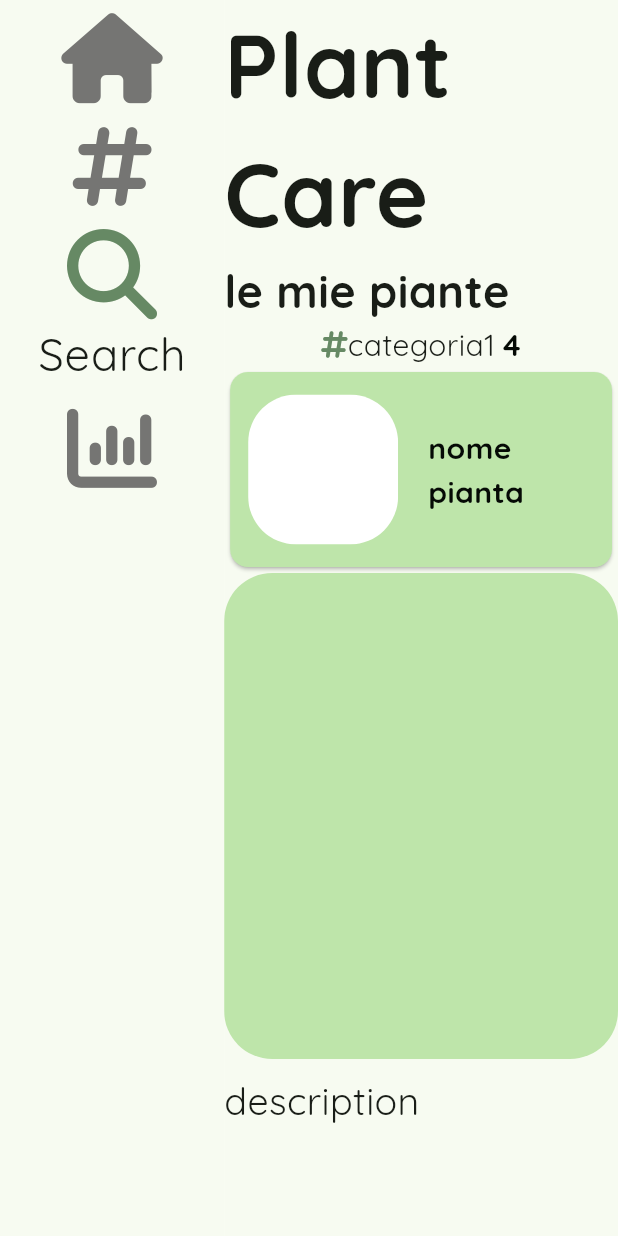
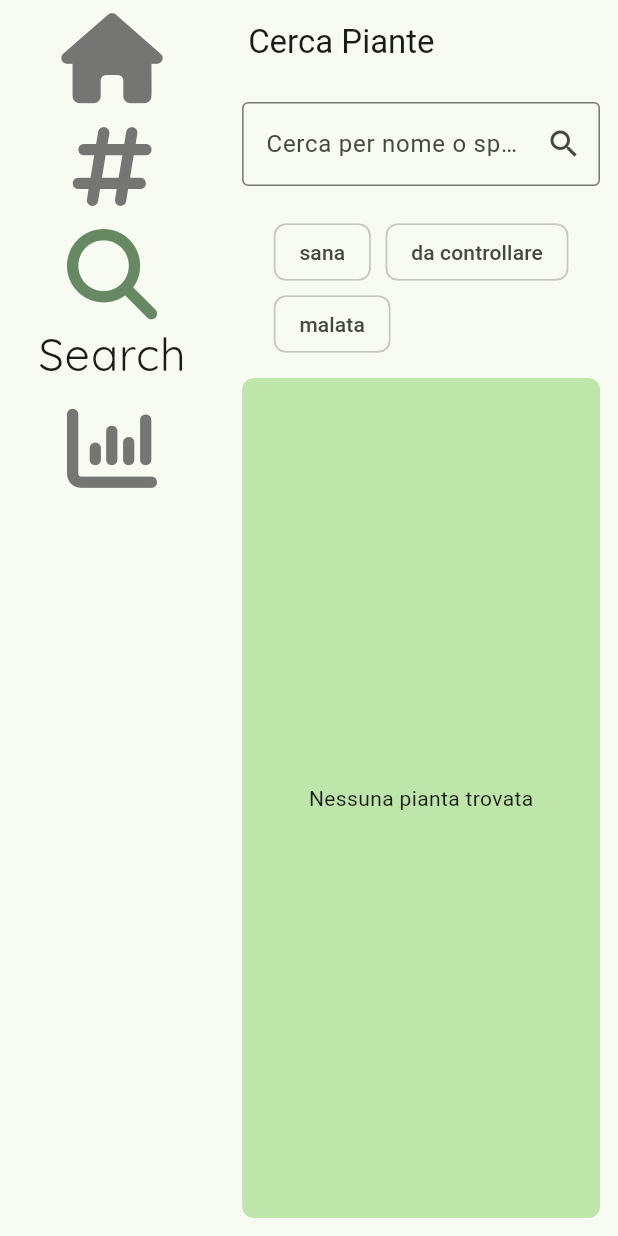
Before and after one commit to Antoniodp087/GRUPPO-22-APPELLO-LUGLIO-2025-MOBPROG, a Flutter app: the screen it shows after launch, after a tap on "Category", after a tap on "Search", on a phone screen of 412 x 824 dp. Run offline on Flutter 3.47's test engine with Material 3 defaults, Android fonts, the phone set to English and light mode, and no system bars; our stand-ins replace font_awesome_flutter, google_fonts, sqflite, sqflite_common_ffi; accounts and stored records are empty.

Commit message:
Made changes to the directories by moving components into dedicated folders, making the directory list more readable

```diff
--- a/plant_care_app/lib/responsive/menu/bottom_nav_bar.dart
+++ b/plant_care_app/lib/responsive/menu/bottom_nav_bar.dart
@@ -3,6 +3,7 @@ import 'package:plant_care_app/screens/all_sqlite_plant.dart';
 import 'package:plant_care_app/screens/mobile/category_home_mobile.dart';
 import 'package:plant_care_app/screens/mobile/home_mobile.dart';
 import 'package:plant_care_app/screens/mobile/plant_detail_mobile.dart';
+import 'package:plant_care_app/screens/mobile/search_mobile.dart';
 import 'package:plant_care_app/styles/app_style.dart';
 
 class BottomNavBar extends StatefulWidget {
@@ -24,7 +25,7 @@ class _BottomNavBarState extends State<BottomNavBar> {
   final appScreens = [
     HomeMobile(),
     CategoryHomeMobile(),
-    PlantListPage(),
+    SearchPageMobile(),
     PlantDetailMobile(),
   ];
 
--- a/plant_care_app/lib/responsive/menu/side_nav_bar.dart
+++ b/plant_care_app/lib/responsive/menu/side_nav_bar.dart
@@ -2,6 +2,7 @@ import 'package:flutter/material.dart';
 import 'package:plant_care_app/screens/all_component.dart';
 import 'package:plant_care_app/screens/other_device/category_home.dart';
 import 'package:plant_care_app/screens/other_device/home.dart';
+import 'package:plant_care_app/screens/other_device/search.dart';
 import 'package:plant_care_app/styles/app_style.dart';
 
 class SideNavBar extends StatelessWidget {
@@ -25,7 +26,7 @@ class SideNavBar extends StatelessWidget {
         page = CategoryHome();
       //break;
       case 2:
-        page = AllComponent();
+        page = SearchPage();
       //break;
       case 3:
         page = AllComponent();
--- a/plant_care_app/lib/screens/mobile/category_home_mobile.dart
+++ b/plant_care_app/lib/screens/mobile/category_home_mobile.dart
@@ -3,7 +3,7 @@ import 'package:plant_care_app/database/database_sqlite.dart';
 import 'package:plant_care_app/routes/app_routes.dart';
 import 'package:plant_care_app/screens/mobile/n_m_category_mobile.dart';
 import 'package:plant_care_app/styles/app_style.dart';
-import 'package:plant_care_app/utils/component/mobile_category.dart';
+import 'package:plant_care_app/utils/category/mobile_category.dart';
 
 class CategoryHomeMobile extends StatefulWidget {
   const CategoryHomeMobile({super.key});
--- a/plant_care_app/lib/screens/mobile/n_m_plant_mobile.dart
+++ b/plant_care_app/lib/screens/mobile/n_m_plant_mobile.dart
@@ -90,10 +90,6 @@ class _MobileFormState extends State<MobileForm> {
       nextTransferController.text = data['next_transfer'] ?? "";
       status = data['status'];
       noteController.text = data['note'] ?? "";
-      final tasks = (data['tasks'] ?? '').split(',');
-      watering = tasks.contains('car1');
-      pruning = tasks.contains('car2');
-      transfer = tasks.contains('car3');
 
       isDateEditable = false;
     });
@@ -113,12 +109,14 @@ class _MobileFormState extends State<MobileForm> {
     String nextPruningString = formatter.format(nextPruning);
     String nextTransferString = formatter.format(nextTransfer);
 
+    if (widget.plantId == null) {
       lastWateringController = plantedOnController;
       lastPruningController = plantedOnController;
       lastTransferController = plantedOnController;
       nextWateringController.text = nextWateringString;
       nextPruningController.text = nextPruningString;
       nextTransferController.text = nextTransferString;
+    }
 
     if (widget.plantId != null) {
       if (watering) {
--- a/plant_care_app/lib/screens/other_device/category_home.dart
+++ b/plant_care_app/lib/screens/other_device/category_home.dart
@@ -4,7 +4,7 @@ import 'package:plant_care_app/routes/app_routes.dart';
 import 'package:plant_care_app/screens/mobile/n_m_category_mobile.dart';
 import 'package:plant_care_app/screens/other_device/n_m_category.dart';
 import 'package:plant_care_app/styles/app_style.dart';
-import 'package:plant_care_app/utils/component/category.dart';
+import 'package:plant_care_app/utils/category/category.dart';
 
 class CategoryHome extends StatefulWidget {
   const CategoryHome({super.key});
--- a/plant_care_app/lib/screens/other_device/n_m_plant.dart
+++ b/plant_care_app/lib/screens/other_device/n_m_plant.dart
@@ -108,12 +108,14 @@ class _AppFormState extends State<AppForm> {
     String nextPruningString = formatter.format(nextPruning);
     String nextTransferString = formatter.format(nextTransfer);
 
+    if (widget.plantId == null) {
       lastWateringController = plantedOnController;
       lastPruningController = plantedOnController;
       lastTransferController = plantedOnController;
       nextWateringController.text = nextWateringString;
       nextPruningController.text = nextPruningString;
       nextTransferController.text = nextTransferString;
+    }
 
     if (widget.plantId != null) {
       if (watering) {
--- a/plant_care_app/lib/screens/other_device/search.dart
+++ b/plant_care_app/lib/screens/other_device/search.dart
@@ -0,0 +1,170 @@
+import 'package:flutter/material.dart';
+import 'package:plant_care_app/database/database_sqlite.dart';
+import 'package:plant_care_app/styles/app_style.dart';
+
+class SearchPage extends StatefulWidget {
+  const SearchPage({super.key});
+
+  @override
+  State<SearchPage> createState() => _SearchPageState();
+}
+
+class _SearchPageState extends State<SearchPage> {
+  List<Map<String, dynamic>> allPlants = [];
+  List<Map<String, dynamic>> filteredPlants = [];
+  List<Map<String, dynamic>> categories = [];
+  String searchQuery = '';
+  Set<int> selectedCategoryIds = {};
+  Set<String> selectedStatus = {};
+  TextEditingController searchController = TextEditingController();
+
+  final List<String> statusOptions = ['sana', 'da controllare', 'malata'];
+
+  @override
+  void initState() {
+    super.initState();
+    loadData();
+  }
+
+  Future<void> loadData() async {
+    final plantData = await PlantCareDatabase.instance.getAllPlants();
+    final categoryData = await PlantCareDatabase.instance.getAllCategories();
+
+    setState(() {
+      allPlants = plantData;
+      categories = categoryData;
+    });
+
+    filterPlants();
+  }
+
+  void filterPlants() {
+    setState(() {
+      filteredPlants =
+          allPlants.where((plant) {
+            final nameMatch = plant['name'].toString().toLowerCase().contains(
+              searchQuery.toLowerCase(),
+            );
+            final specieMatch = plant['species']
+                .toString()
+                .toLowerCase()
+                .contains(searchQuery.toLowerCase());
+
+            final matchesSearch =
+                searchQuery.isEmpty || nameMatch || specieMatch;
+
+            final matchesCategory =
+                selectedCategoryIds.isEmpty ||
+                selectedCategoryIds.contains(plant['category_id']);
+
+            final matchesStatus =
+                selectedStatus.isEmpty ||
+                selectedStatus.contains(
+                  plant['status'].toString().toLowerCase(),
+                );
+
+            return matchesSearch && matchesCategory && matchesStatus;
+          }).toList();
+    });
+  }
+
+  Widget buildCategoryFilters() {
+    return Wrap(
+      spacing: 10,
+      children:
+          categories.map((cat) {
+            return FilterChip(
+              label: Text(cat['name']),
+              selected: selectedCategoryIds.contains(cat['id']),
+              onSelected: (selected) {
+                setState(() {
+                  if (selected) {
+                    selectedCategoryIds.add(cat['id']);
+                  } else {
+                    selectedCategoryIds.remove(cat['id']);
+                  }
+                  filterPlants();
+                });
+              },
+            );
+          }).toList(),
+    );
+  }
+
+  Widget buildStatusFilters() {
+    return Wrap(
+      spacing: 10,
+      children:
+          statusOptions.map((status) {
+            return FilterChip(
+              label: Text(status),
+              selected: selectedStatus.contains(status),
+              onSelected: (selected) {
+                setState(() {
+                  if (selected) {
+                    selectedStatus.add(status);
+                  } else {
+                    selectedStatus.remove(status);
+                  }
+                  filterPlants();
+                });
+              },
+            );
+          }).toList(),
+    );
+  }
+
+  @override
+  Widget build(BuildContext context) {
+    return Scaffold(
+      appBar: AppBar(title: const Text('Cerca Piante')),
+      body: Padding(
+        padding: const EdgeInsets.all(12.0),
+        child: Column(
+          children: [
+            // 🔍 Barra di Ricerca
+            TextField(
+              controller: searchController,
+              decoration: const InputDecoration(
+                labelText: 'Cerca per nome o specie',
+                border: OutlineInputBorder(),
+                suffixIcon: Icon(Icons.search),
+              ),
+              onChanged: (value) {
+                setState(() {
+                  searchQuery = value;
+                  filterPlants();
+                });
+              },
+            ),
+            const SizedBox(height: 12),
+            buildCategoryFilters(),
+            const SizedBox(height: 8),
+            buildStatusFilters(),
+            const SizedBox(height: 12),
+
+            Expanded(
+              child: Container(
+                padding: const EdgeInsets.all(8),
+                decoration: BoxDecoration(
+                  color: AppStyle.bgCard,
+                  borderRadius: BorderRadius.circular(8),
+                ),
+                child:
+                    filteredPlants.isEmpty
+                        ? const Center(child: Text('Nessuna pianta trovata'))
+                        : ListView.builder(
+                          itemCount: filteredPlants.length,
+                          itemBuilder: (context, index) {
+                            final plant = filteredPlants[index];
+                            return ListTile(title: Text(plant['name']));
+                          },
+                        ),
+              ),
+            ),
+          ],
+        ),
+      ),
+    );
+  }
+}
```
Also changed, not shown: plant_care_app/lib/screens/all_component.dart (+4 -4 lines), plant_care_app/lib/screens/all_plant.dart (+4 -4 lines), plant_care_app/lib/screens/mobile/search_mobile.dart (+169 -0 lines), plant_care_app/lib/utils/component/category/category.dart (renamed from plant_care_app/lib/utils/component/category.dart), plant_care_app/lib/utils/component/category/mobile_category.dart (renamed from plant_care_app/lib/utils/component/mobile_category.dart), plant_care_app/lib/utils/component/description/description.dart (renamed from plant_care_app/lib/utils/component/description.dart), plant_care_app/lib/utils/component/description/mobile_description.dart (renamed from plant_care_app/lib/utils/component/mobile_description.dart), plant_care_app/lib/utils/component/status/mobile_status.dart (added), plant_care_app/lib/utils/component/status/status.dart (added). Lines whose indentation alone changed are shown as unchanged.
